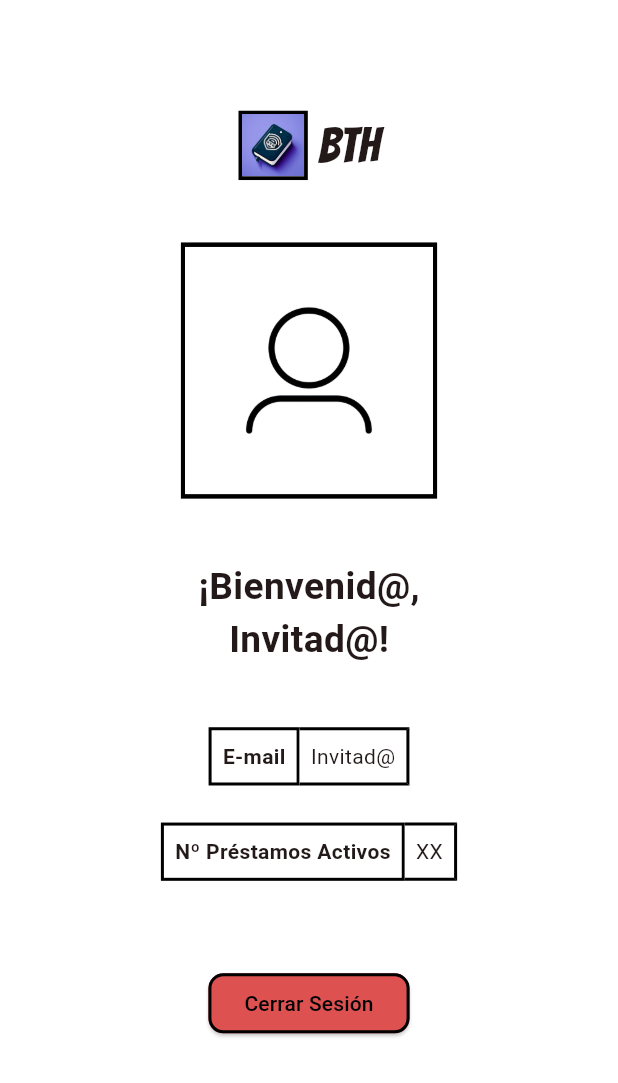
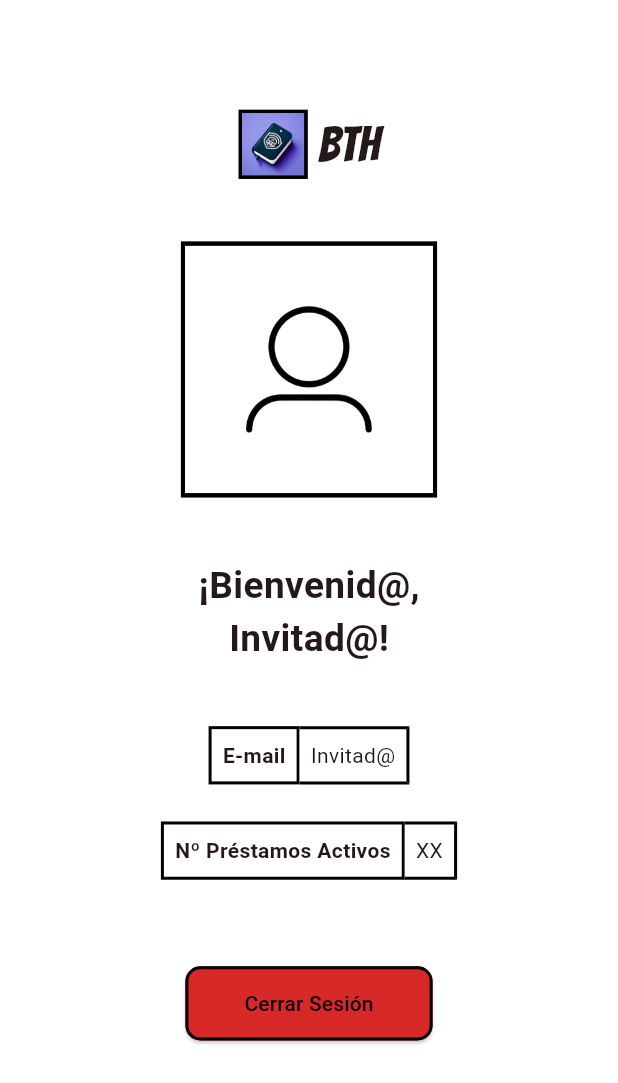
Before and after one commit to BiblioTechHub/biblio_tech_hub, a Flutter app: the ProfileView screen opened directly, on a phone screen of 412 x 824 dp. Shown: the top 1083 px of the screen. Run offline on Flutter 3.47's test engine with Material 2 defaults, Android fonts, the phone set to English and light mode, and no system bars; our stand-ins replace equatable, firebase_auth, firebase_core, flutter_bloc, go_router, google_sign_in; accounts and stored records are empty.

Commit message:
chore(profile_view): change button sign out

```diff
--- a/lib/presentation/views/profile_view.dart
+++ b/lib/presentation/views/profile_view.dart
@@ -41,7 +41,7 @@ class ProfileView extends StatelessWidget {
             _Leans(user: user, size: size),
             SizedBox(height: size.height * 0.07),
 
-            const _SignInButton(),
+            _SignOutButton(size: size),
             SizedBox(height: size.height * 0.07)
           ],
         ),
@@ -82,23 +82,31 @@ class _ImageProfile extends StatelessWidget {
   }
 }
 
-class _SignInButton extends StatelessWidget {
-  const _SignInButton();
+class _SignOutButton extends StatelessWidget {
+  const _SignOutButton({required this.size});
+
+  final Size size;
 
   @override
   Widget build(BuildContext context) {
-    return ElevatedButton(
+
+    return Container(
+      width: size.width * 0.4,
+      height: size.height * 0.06,
+      child: ElevatedButton(
         style: ElevatedButton.styleFrom(
-        backgroundColor: const Color(0xffdd5151),
+
+          backgroundColor: Color.fromARGB(255, 216, 41, 41),
           shape: RoundedRectangleBorder(
             side: const BorderSide(color: Colors.black, width: 2),
             borderRadius: BorderRadius.circular(10)
-        )
+          ),
         ),
         child: const Text('Cerrar Sesión', style: TextStyle(color: Colors.black)),
         onPressed: () {
           context.read<UserCubit>().signOut();
         }
+      ),
     );
   }
 }
```
Lines whose indentation alone changed are shown as unchanged.
